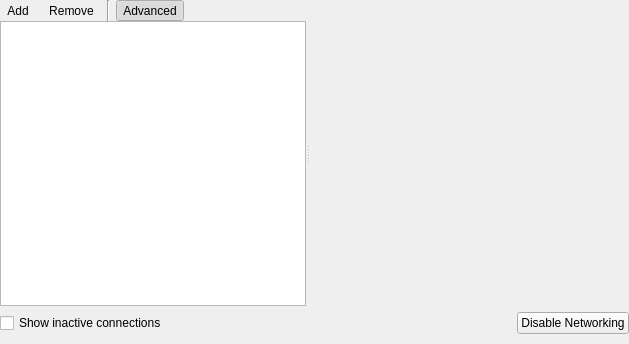
KDE/plasma-nm, file kcm/NetworkKCM.ui: the form before one commit.
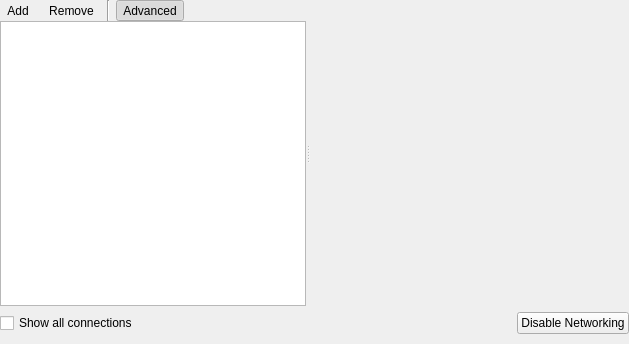
The form after the commit. Custom widgets are drawn as their Qt base class.

What changed in the file:
```diff
--- a/kcm/NetworkKCM.ui
+++ b/kcm/NetworkKCM.ui
@@ -26,7 +26,7 @@
    <item row="1" column="0">
     <widget class="QCheckBox" name="showConnectionsCB">
      <property name="text">
-      <string>Show inactive connections</string>
+      <string>Show all connections</string>
      </property>
     </widget>
    </item>
```
